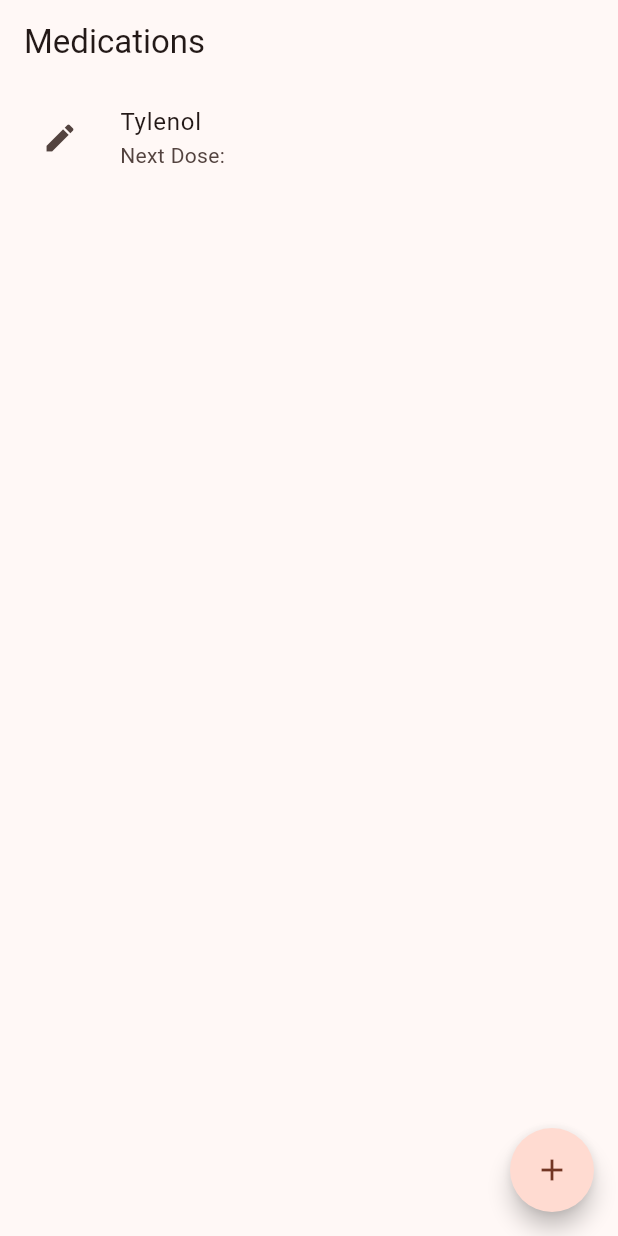
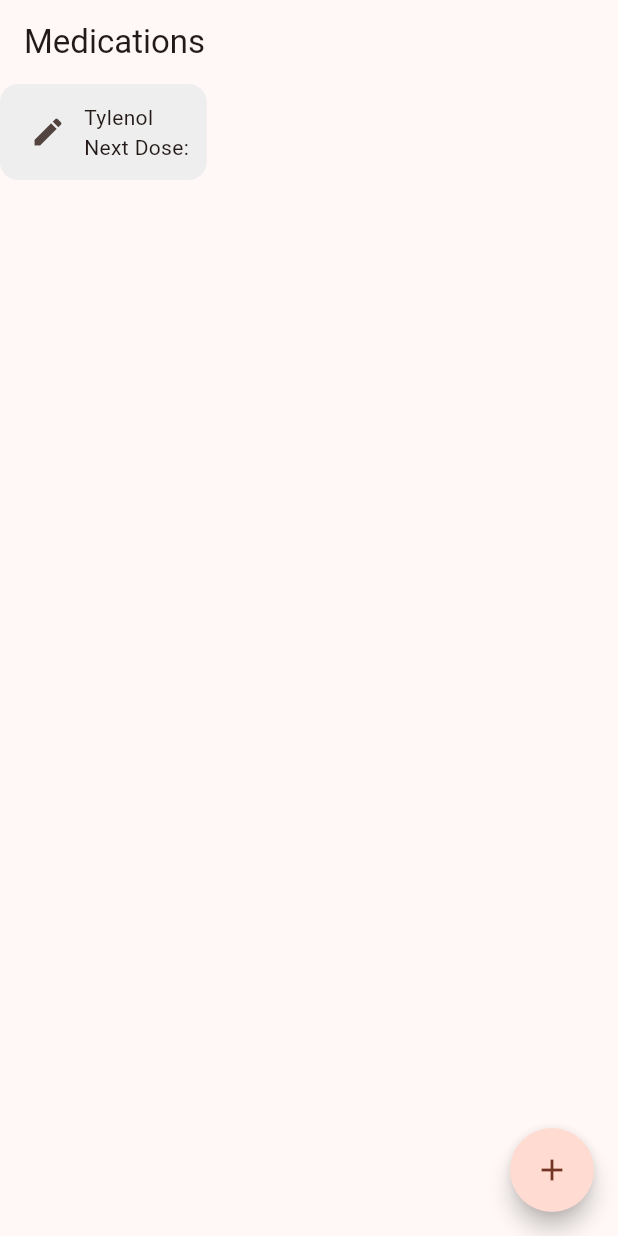
Before and after one commit to annmarie2/meds_tracker, a Flutter app: the screen it shows after launch, on a phone screen of 412 x 824 dp. Run offline on Flutter 3.47's test engine with Material 3 defaults, Android fonts, the phone set to English and light mode, and no system bars.

Commit message:
made medListTile a bit prettier

```diff
--- /dev/null
+++ b/devtools_options.yaml
@@ -0,0 +1 @@
+extensions:
--- a/lib/main.dart
+++ b/lib/main.dart
@@ -47,16 +47,14 @@ class HomePage extends StatelessWidget {
     }
 
     return Scaffold(
-            appBar: AppBar(
+      appBar: AppBar(
         title: Text('Medications'),
       ),
       body: ListView(
         children: [
           for (var med in appState.meds)
             MedListTile(
-              name: med.name,
-              lastTriggered: DateTime.now(),
-              interval: Duration(days: 1),
+              med: med,
               onEdit: () {
                 // Handle edit button press
                 Navigator.push(
--- a/lib/med_list_tile.dart
+++ b/lib/med_list_tile.dart
@@ -1,21 +1,43 @@
 import 'package:flutter/material.dart';
+import 'models/medication.dart';
 
 class MedListTile extends StatelessWidget {
-  final String name;
-  final DateTime lastTriggered;
-  final Duration interval;
+  final Medication med;
   final VoidCallback onEdit;
 
-  MedListTile({required this.name, required this.lastTriggered, required this.interval, required this.onEdit});
+  MedListTile({required this.med, required this.onEdit});
 
   @override
   Widget build(BuildContext context) {
-    return ListTile(
-      title: Text(name),
-      subtitle: Text('Next Dose: '), // TODO: Calculate when the next dose will be and display it here
-      leading: IconButton(
-        icon: Icon(Icons.edit),
-        onPressed: onEdit,
+    var now = DateTime.now();
+    var nextDose = med.lastTriggered.add(med.interval);
+    var timeUntilNextDose = nextDose.difference(now);
+    final theme = Theme.of(context);
+
+    return Align(
+      alignment: Alignment.centerLeft,
+      child: Container(
+        decoration: BoxDecoration(
+          color: (timeUntilNextDose < Duration.zero) ? theme.colorScheme.primary : Colors.grey[200],
+          borderRadius: BorderRadius.circular(12),
+        ),
+        padding: const EdgeInsets.all(8.0), // Add some padding for better appearance
+        child: Row(
+          mainAxisSize: MainAxisSize.min, // Ensure the Row takes up only as much space as needed
+          children: [
+            IconButton(
+              icon: Icon(Icons.edit),
+              onPressed: onEdit,
+            ),
+            Column(
+              crossAxisAlignment: CrossAxisAlignment.start,
+              children: [
+                Text(med.name),
+                Text('Next Dose: '), // TODO: Calculate when the next dose will be and display it here
+              ],
+            ),
+          ],
+        ),
       ),
     );
   }
```
